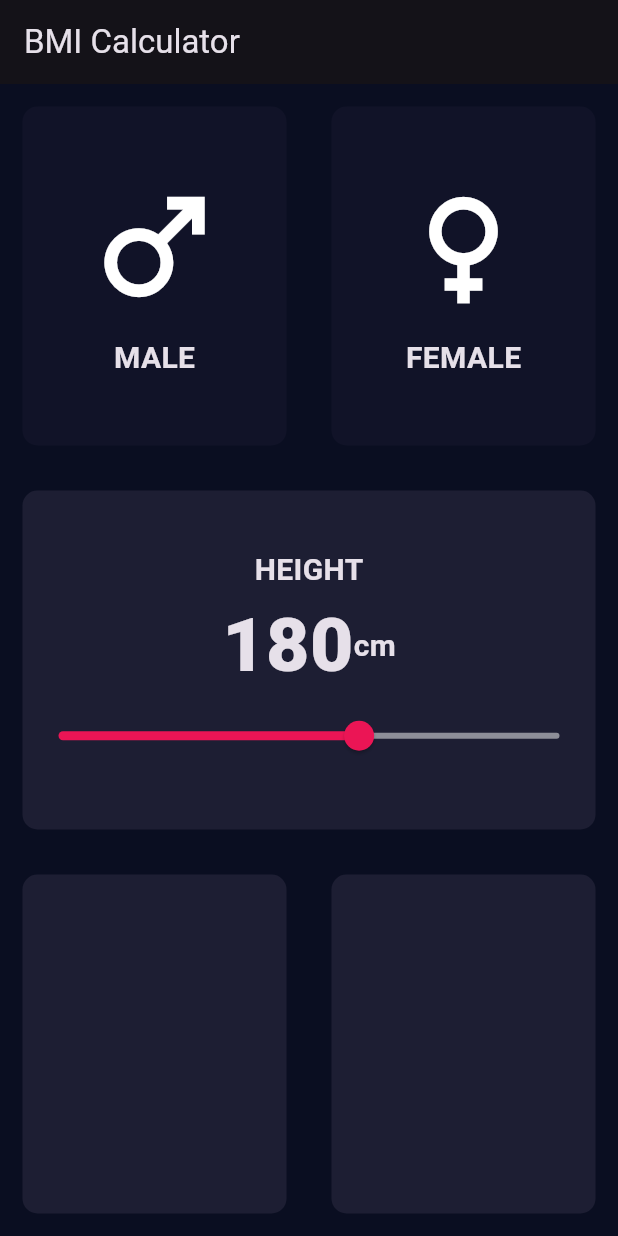
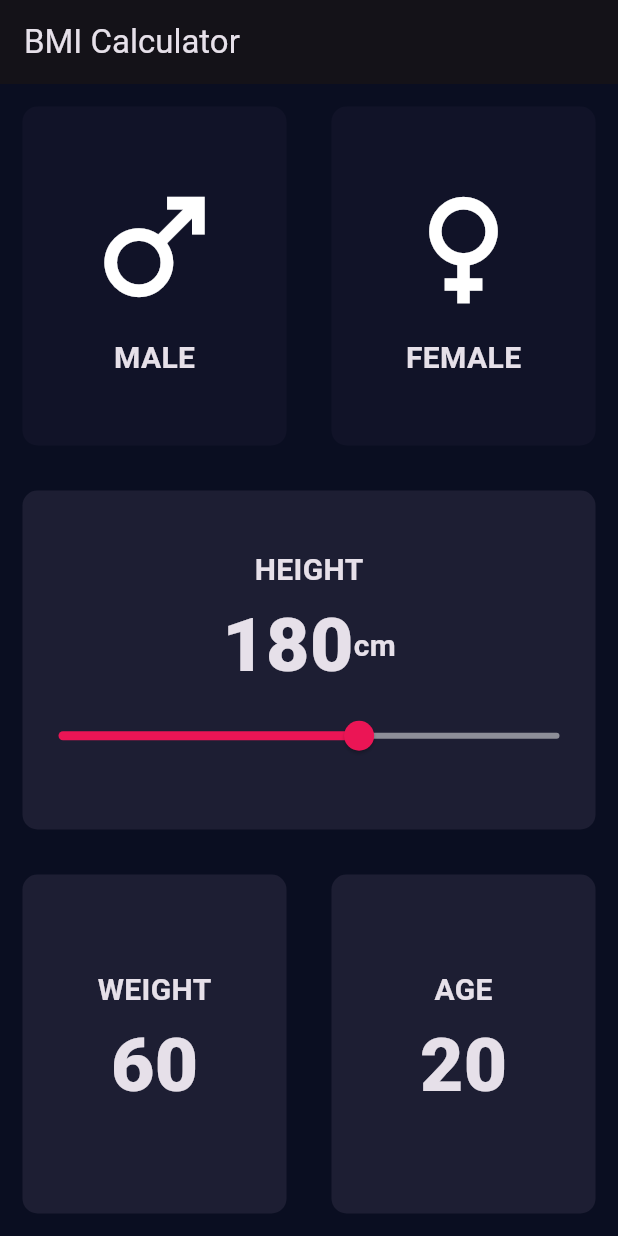
Before and after one commit to aliahmadshah56/Basic_Apps, a Flutter app: the screen it shows after launch, on a phone screen of 412 x 824 dp. Run offline on Flutter 3.47's test engine with Material 3 defaults, Android fonts, the light colour scheme and no system bars; our stand-ins replace assets_audio_player.

Commit message:
Weight and Age Text

```diff
--- a/bmi/lib/InputPage.dart
+++ b/bmi/lib/InputPage.dart
@@ -21,9 +21,11 @@ class _InputState extends State<Input> {
 
    Gender ? selectGen;
    int sHeight=180;
-
+   int sliderw=60;
+   int slidera=20;
   @override
   Widget build(BuildContext context) {
+
     return Scaffold(
         appBar: AppBar(
           title: Text('BMI Calculator'),
@@ -102,9 +104,45 @@ class _InputState extends State<Input> {
                   Expanded(
                       child: new RepaeatContainer(
                     color: Color(0xFF1D1E33),
+                        cardWidget: Column(
+                          mainAxisAlignment: MainAxisAlignment.center,
+                          children: [
+                            Text('WEIGHT',style: tStyle,),
+                            Text(
+                              sliderw.toString(),
+                              style: nStyle,
+                            ),
+                            Row(
+                              mainAxisAlignment: MainAxisAlignment.center,
+                              children: [
+
+                              ],
+                            )
+                          ],
+                        )
+
                   )),
                   Expanded(
-                      child: new RepaeatContainer(color: Color(0xFF1D1E33))),
+                      child: new RepaeatContainer(color: Color(0xFF1D1E33),
+                          cardWidget: Column(
+                            mainAxisAlignment: MainAxisAlignment.center,
+                            children: [
+                              Text('AGE',style: tStyle,),
+                              Text(
+                                slidera.toString(),
+                                style: nStyle,
+                              ),
+                              Row(
+                                mainAxisAlignment: MainAxisAlignment.center,
+                                children: [
+
+                                ],
+                              )
+                            ],
+                          )
+
+                      )
+                  ),
                 ],
               ),
             ),
```
